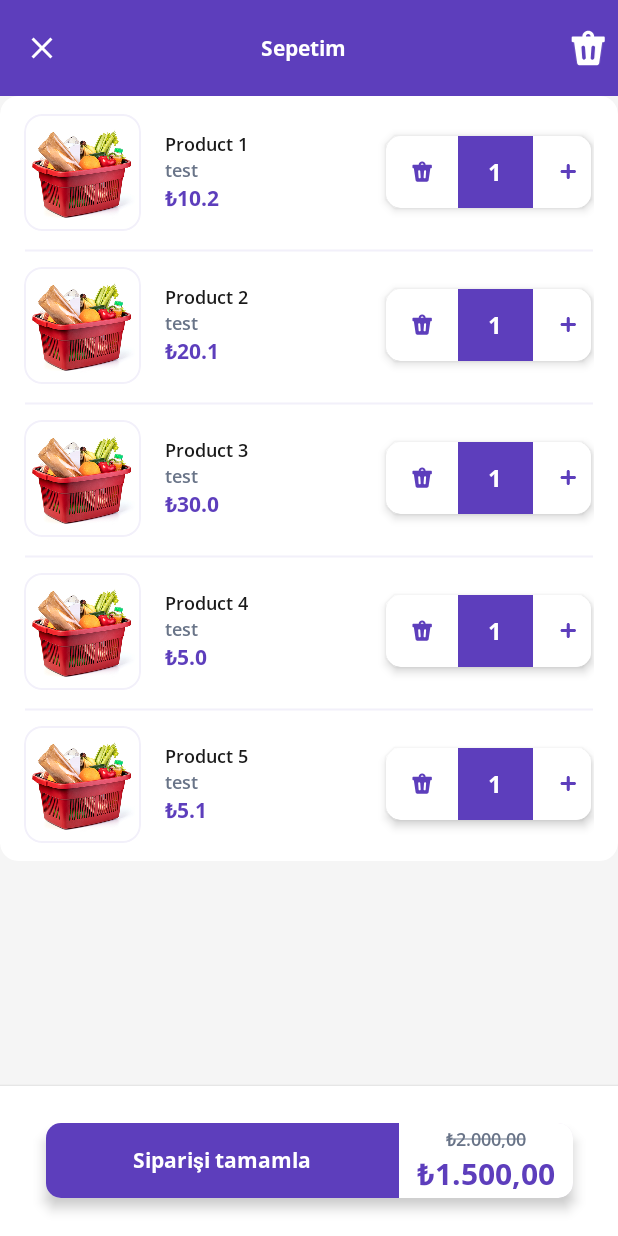
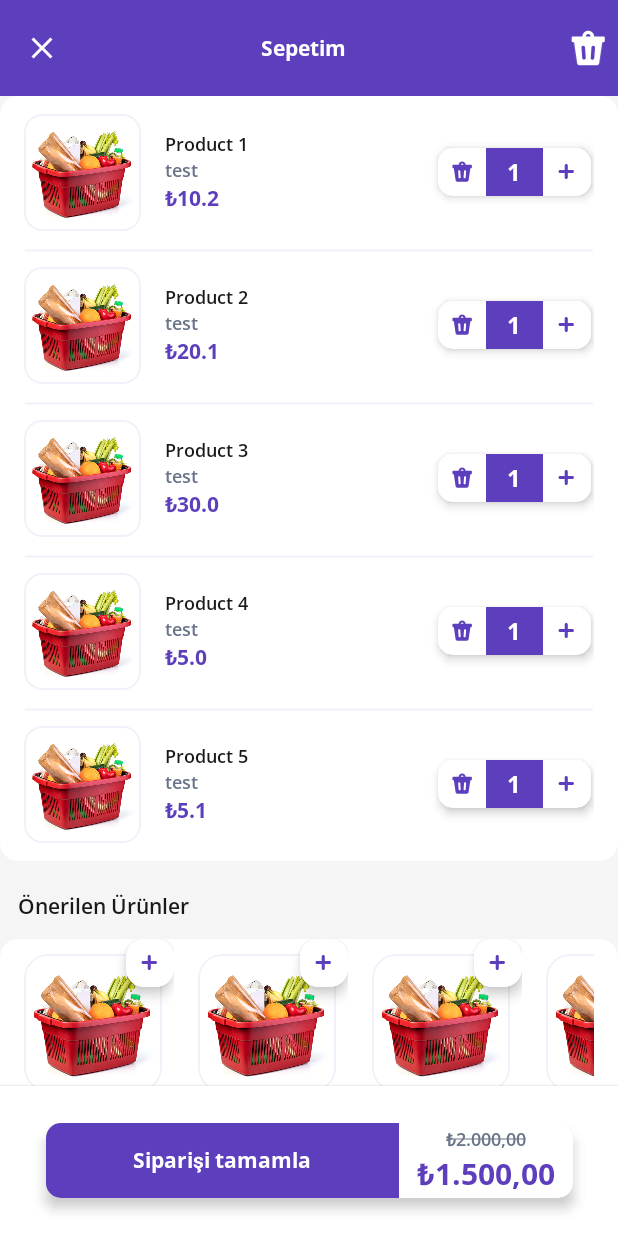
Before and after one commit to sengule/Getir-Bootcamp-Final-Project, an Android app: the fragment BasketFragment shown on its own in the app's theme, on a phone screen of 412 x 824 dp. Run offline under Robolectric (Android 15) with nearby library versions, the phone set to English and light mode, and no system bars.

Commit message:
basket screen updated

```diff
--- a/app/src/main/java/com/example/getir_bootcamp_final_project/BasketFragment.kt
+++ b/app/src/main/java/com/example/getir_bootcamp_final_project/BasketFragment.kt
@@ -11,6 +11,7 @@ import androidx.recyclerview.widget.DividerItemDecoration
 import androidx.recyclerview.widget.LinearLayoutManager
 import androidx.recyclerview.widget.RecyclerView
 import com.example.getir_bootcamp_final_project.adapter.CartAdapter
+import com.example.getir_bootcamp_final_project.adapter.ProductAdapter
 import com.example.getir_bootcamp_final_project.databinding.FragmentBasketBinding
 import com.example.getir_bootcamp_final_project.databinding.FragmentDetailBinding
 import com.example.getir_bootcamp_final_project.utils.DividerItemDecorator
@@ -22,6 +23,7 @@ class BasketFragment : Fragment() {
     private val binding get() = _binding!!
 
     private lateinit var cartProductRecyclerView: RecyclerView
+    private lateinit var suggestedProductRecyclerView: RecyclerView
 
     override fun onCreate(savedInstanceState: Bundle?) {
         super.onCreate(savedInstanceState)
@@ -34,17 +36,27 @@ class BasketFragment : Fragment() {
     ): View? {
         _binding = FragmentBasketBinding.inflate(inflater, container, false)
         cartProductRecyclerView = binding.rvCartProducts
+        suggestedProductRecyclerView = binding.rvSuggestedProducts
         return binding.root
     }
 
     override fun onViewCreated(view: View, savedInstanceState: Bundle?) {
         super.onViewCreated(view, savedInstanceState)
-        val layoutManager: RecyclerView.LayoutManager = LinearLayoutManager(this.context)
+        val verticalLayoutManager: RecyclerView.LayoutManager = LinearLayoutManager(this.context)
+        val horizontalLayoutManager = LinearLayoutManager(this.context)
+        horizontalLayoutManager.orientation = RecyclerView.HORIZONTAL
 
-        cartProductRecyclerView.layoutManager = layoutManager
+        cartProductRecyclerView.layoutManager = verticalLayoutManager
         cartProductRecyclerView.adapter = CartAdapter(productList)
         val itemDecoration = DividerItemDecorator(ContextCompat.getDrawable(this.requireContext(), R.drawable.divider_cart_product)!!)
         cartProductRecyclerView.addItemDecoration(itemDecoration)
+        cartProductRecyclerView.isNestedScrollingEnabled = false
+
+
+        suggestedProductRecyclerView.layoutManager = horizontalLayoutManager
+        suggestedProductRecyclerView.adapter = ProductAdapter(productList)
+
+
     }
 
 }
--- /dev/null
+++ b/app/src/main/java/com/example/getir_bootcamp_final_project/adapter/ProductAdapter.kt
@@ -0,0 +1,27 @@
+package com.example.getir_bootcamp_final_project.adapter
+
+import android.view.LayoutInflater
+import android.view.ViewGroup
+import androidx.recyclerview.widget.RecyclerView
+import com.example.getir_bootcamp_final_project.databinding.ItemProductSmallBinding
+import com.example.getir_bootcamp_final_project.model.Product
+
+class ProductAdapter(
+    val productList: List<Product> = emptyList()
+): RecyclerView.Adapter<ProductAdapter.ProductViewHolder>() {
+
+    inner class ProductViewHolder(val binding: ItemProductSmallBinding) : RecyclerView.ViewHolder(binding.root)
+
+    override fun onCreateViewHolder(parent: ViewGroup, viewType: Int): ProductViewHolder {
+        val binding = ItemProductSmallBinding.inflate(LayoutInflater.from(parent.context), parent, false)
+        return ProductViewHolder(binding)
+    }
+
+    override fun onBindViewHolder(holder: ProductViewHolder, position: Int) {
+        holder.binding.tvProductName.text = productList[position].name
+        holder.binding.tvProductAttribute.text = productList[position].attribute
+        holder.binding.tvProductPrice.text = productList[position].price
+    }
+
+    override fun getItemCount() = productList.size
+}
--- a/app/src/main/res/layout/fragment_basket.xml
+++ b/app/src/main/res/layout/fragment_basket.xml
@@ -1,18 +1,19 @@
 <?xml version="1.0" encoding="utf-8"?>
-<androidx.coordinatorlayout.widget.CoordinatorLayout xmlns:android="http://schemas.android.com/apk/res/android"
+<androidx.coordinatorlayout.widget.CoordinatorLayout
+    xmlns:android="http://schemas.android.com/apk/res/android"
     xmlns:tools="http://schemas.android.com/tools"
     android:layout_width="match_parent"
     android:layout_height="match_parent"
     xmlns:app="http://schemas.android.com/apk/res-auto"
     tools:context=".BasketFragment"
-    android:background="@color/color_background_body"
-    >
+    android:background="@color/color_background_body">
 
     <com.google.android.material.appbar.AppBarLayout
         android:id="@+id/appBarLayout"
         android:layout_width="match_parent"
         android:layout_height="wrap_content"
-        android:background="@color/color_primary">
+        android:background="@color/color_primary"
+        app:liftOnScroll="false">
 
         <com.google.android.material.appbar.MaterialToolbar
             android:id="@+id/topAppBar"
@@ -45,9 +46,17 @@
     </com.google.android.material.appbar.AppBarLayout>
 
     <androidx.core.widget.NestedScrollView
+        android:id="@+id/nested_scroll_view"
         android:layout_width="match_parent"
         android:layout_height="wrap_content"
         app:layout_behavior="@string/appbar_scrolling_view_behavior"
+        android:fillViewport="true"
+        >
+
+        <LinearLayout
+            android:layout_width="match_parent"
+            android:layout_height="wrap_content"
+            android:orientation="vertical"
             >
 
             <com.google.android.material.card.MaterialCardView
@@ -67,7 +76,37 @@
 
             </com.google.android.material.card.MaterialCardView>
 
+            <TextView
+                android:layout_width="match_parent"
+                android:layout_height="wrap_content"
+                android:text="Önerilen Ürünler"
+                android:textColor="@color/color_text_dark"
+                android:fontFamily="@font/open_sans_semibold"
+                android:layout_marginTop="20dp"
+                android:layout_marginHorizontal="12dp"
+                android:layout_marginBottom="12dp"
+                />
 
+            <com.google.android.material.card.MaterialCardView
+                android:layout_width="match_parent"
+                android:layout_height="wrap_content"
+                app:cardElevation="0dp"
+                app:strokeWidth="0dp"
+                android:layout_marginBottom="184dp"
+                app:cardBackgroundColor="@color/white"
+                >
+
+                <androidx.recyclerview.widget.RecyclerView
+                    android:id="@+id/rv_suggested_products"
+                    android:scrollbars="horizontal"
+                    android:layout_width="match_parent"
+                    android:layout_height="wrap_content"
+                    android:layout_marginHorizontal="16dp"
+                    />
+
+            </com.google.android.material.card.MaterialCardView>
+
+        </LinearLayout>
 
     </androidx.core.widget.NestedScrollView>
 
@@ -141,13 +180,7 @@
 
             </LinearLayout>
 
-
         </com.google.android.material.card.MaterialCardView>
-
-
-
-
-
 
     </com.google.android.material.bottomappbar.BottomAppBar>
 
--- a/app/src/main/res/layout/item_cart.xml
+++ b/app/src/main/res/layout/item_cart.xml
@@ -1,12 +1,13 @@
 <?xml version="1.0" encoding="utf-8"?>
 <LinearLayout xmlns:android="http://schemas.android.com/apk/res/android"
-    android:layout_width="wrap_content"
+    android:layout_width="match_parent"
     android:layout_height="78dp"
     xmlns:app="http://schemas.android.com/apk/res-auto"
     android:orientation="horizontal"
     android:background="@color/white"
     android:layout_marginTop="12dp"
     android:layout_marginBottom="12dp"
+    android:gravity="center_vertical"
     >
 
     <com.google.android.material.card.MaterialCardView
@@ -28,8 +29,8 @@
         android:layout_width="131dp"
         android:layout_height="wrap_content"
         android:orientation="vertical"
-        android:layout_gravity="center"
         android:layout_marginLeft="16dp"
+        android:layout_weight="1"
         >
 
         <TextView
@@ -69,8 +70,8 @@
         app:strokeWidth="0dp"
         app:cardElevation="4dp"
         app:cardCornerRadius="10dp"
-        android:layout_gravity="center"
-        android:layout_marginLeft="16dp"
+
+        android:layout_marginLeft="12dp"
         android:layout_marginRight="2dp"
         >
 
@@ -81,8 +82,8 @@
 
             <com.google.android.material.card.MaterialCardView
                 android:id="@+id/cv_decrement_container"
-                android:layout_width="48dp"
-                android:layout_height="48dp"
+                android:layout_width="32dp"
+                android:layout_height="32dp"
                 app:strokeWidth="0dp"
                 android:background="@drawable/btn_ripple"
                 app:cardBackgroundColor="@color/white"
@@ -100,8 +101,8 @@
             </com.google.android.material.card.MaterialCardView>
 
             <LinearLayout
-                android:layout_width="50dp"
-                android:layout_height="48dp"
+                android:layout_width="38dp"
+                android:layout_height="32dp"
                 android:gravity="center"
                 android:background="@color/color_primary"
                 >
@@ -121,19 +122,18 @@
 
             <com.google.android.material.card.MaterialCardView
                 android:id="@+id/cv_increment_container"
-                android:layout_width="48dp"
-                android:layout_height="48dp"
+                android:layout_width="32dp"
+                android:layout_height="32dp"
                 app:strokeWidth="0dp"
                 app:cardBackgroundColor="@color/white"
                 android:clickable="true"
-                app:cardCornerRadius="10dp"
-                >
+                app:cardCornerRadius="10dp">
 
                 <ImageView
                     android:layout_width="wrap_content"
                     android:layout_height="wrap_content"
-                    android:src="@drawable/ic_plus"
-                    android:layout_gravity="center"/>
+                    android:layout_gravity="center"
+                    android:src="@drawable/ic_plus" />
 
             </com.google.android.material.card.MaterialCardView>
 
--- a/app/src/main/res/layout/item_product_small.xml
+++ b/app/src/main/res/layout/item_product_small.xml
@@ -4,7 +4,9 @@
     xmlns:android="http://schemas.android.com/apk/res/android"
     xmlns:app="http://schemas.android.com/apk/res-auto"
     android:layout_width="100dp"
-    android:layout_height="153dp">
+    android:layout_height="153dp"
+    android:layout_marginEnd="16dp"
+    >
 
     <LinearLayout
         android:id="@+id/ll_product_container"
@@ -12,8 +14,7 @@
         android:layout_height="wrap_content"
         android:orientation="vertical"
         android:background="@color/white"
-        android:paddingTop="10dp"
-        >
+        android:paddingTop="10dp">
 
         <com.google.android.material.card.MaterialCardView
             android:id="@+id/cv_image_holder"
@@ -21,8 +22,7 @@
             android:layout_height="92dp"
             app:cardCornerRadius="16dp"
             android:layout_gravity="center"
-            app:strokeColor="@color/color_primary_subtle"
-            >
+            app:strokeColor="@color/color_primary_subtle">
 
             <ImageView
                 android:id="@+id/iv_product_image"
```
Lines whose indentation alone changed are shown as unchanged.
